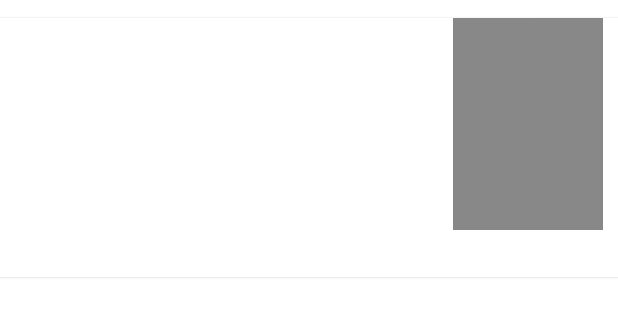
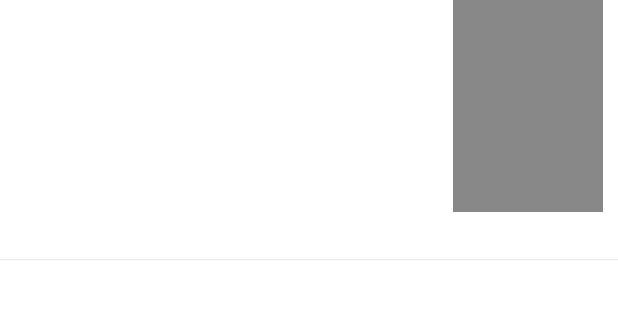
Before and after one commit to Insomniacboy/android-app-pb, an Android app: the layout access_event_item.xml on its own in the app's theme, with its tools: preview values and no code run, on a phone screen of 412 x 824 dp. Shown: the top 317 px of the screen. Run offline under Robolectric (Android 15) with nearby library versions, the phone set to English and light mode, and no system bars.

Commit message:
SearchView Widget Created. Context altered. MarginTop in home and notifications section mentioned.

```diff
--- a/app/src/main/res/layout/access_event_item.xml
+++ b/app/src/main/res/layout/access_event_item.xml
@@ -11,8 +11,7 @@
     <com.google.android.material.card.MaterialCardView
         android:layout_width="match_parent"
         android:layout_height="wrap_content"
-        app:cardCornerRadius="0dp"
-        android:layout_marginTop="12dp">
+        app:cardCornerRadius="0dp">
 
         <LinearLayout
             android:layout_width="match_parent"
--- a/app/src/main/res/layout/event_item.xml
+++ b/app/src/main/res/layout/event_item.xml
@@ -12,8 +12,7 @@
 <com.google.android.material.card.MaterialCardView
     android:layout_width="match_parent"
     android:layout_height="wrap_content"
-    app:cardCornerRadius="0dp"
-    android:layout_marginTop="12dp">
+    app:cardCornerRadius="0dp">
 
 
     <LinearLayout
--- a/app/src/main/res/layout/fragment_dashboard.xml
+++ b/app/src/main/res/layout/fragment_dashboard.xml
@@ -6,7 +6,7 @@
         android:layout_width="match_parent"
         android:layout_height="match_parent"
         android:layout_marginBottom="40dp"
-        tools:context=".fragments.HomeFragment">
+        tools:context=".MainActivity">
 
         <androidx.recyclerview.widget.RecyclerView
             android:id="@+id/recyclerView"
--- a/app/src/main/res/layout/fragment_notifications.xml
+++ b/app/src/main/res/layout/fragment_notifications.xml
@@ -6,6 +6,7 @@
         android:layout_width="match_parent"
         android:layout_height="match_parent"
         android:layout_marginBottom="40dp"
+        android:layout_marginTop="48dp"
         tools:context=".fragments.NotificationsFragment"
         android:textAppearance="@style/TextAppearance.MaterialComponents.Subtitle2">
 
```
Also changed, not shown: app/src/main/res/layout/activity_main.xml (+11 -1 lines), app/src/main/res/layout/fragment_home.xml (+2 -8 lines).
